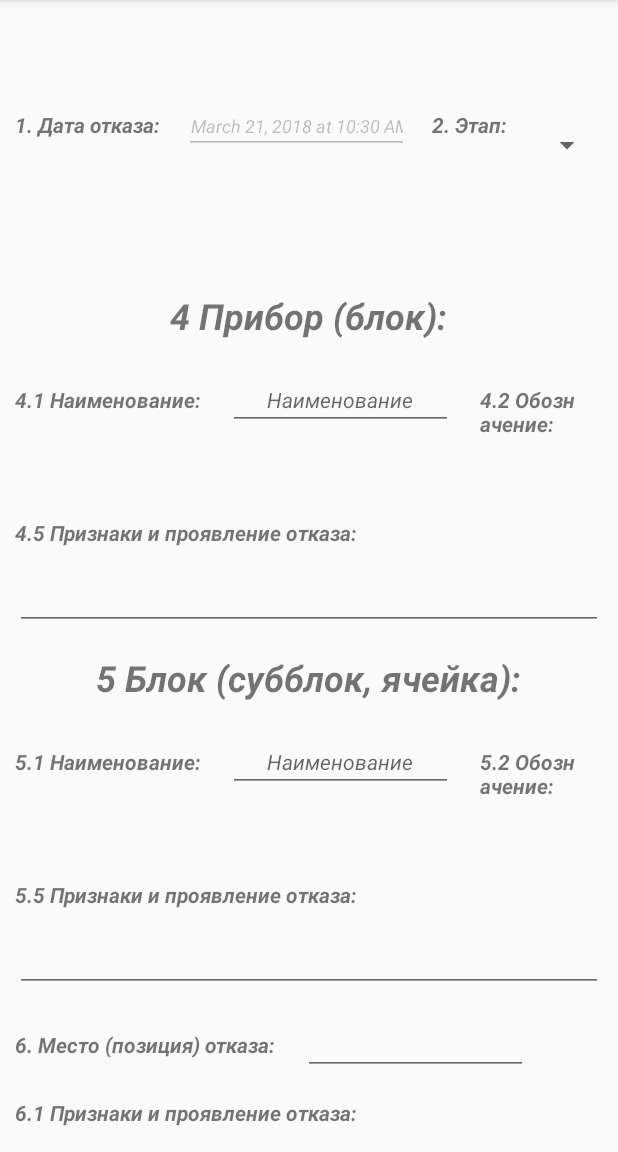
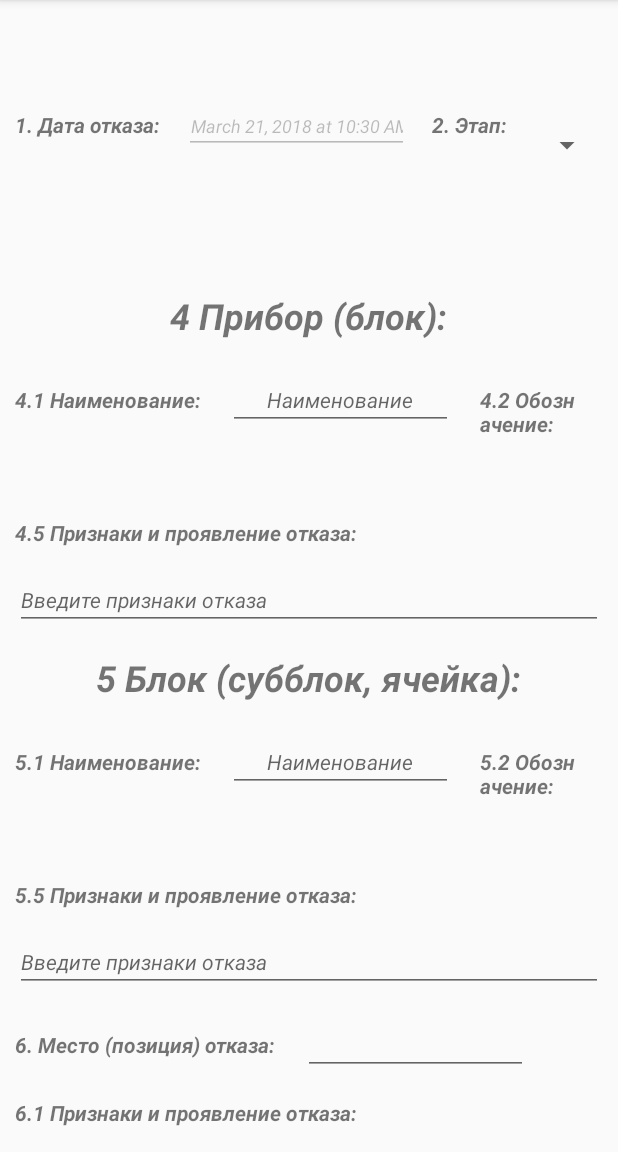
Before and after one commit to steeshock/KunForOnad, an Android app: the screen it shows after launch (MainActivity), on a phone screen of 412 x 824 dp, the part 84-1236 px from its top. Run offline under Robolectric (Android 15) with nearby library versions, the phone set to English and light mode, and no system bars.

```diff
--- a/app/src/main/java/ru/steeshock/kunforonad/MainActivity.java
+++ b/app/src/main/java/ru/steeshock/kunforonad/MainActivity.java
@@ -1,6 +1,8 @@
 package ru.steeshock.kunforonad;
 
 import android.app.DatePickerDialog;
+import android.content.DialogInterface;
+import android.support.v7.app.AlertDialog;
 import android.support.v7.app.AppCompatActivity;
 import android.os.Bundle;
 import android.text.format.DateUtils;
@@ -8,17 +10,21 @@ import android.view.View;
 import android.widget.Button;
 import android.widget.DatePicker;
 import android.widget.EditText;
+import android.widget.Spinner;
 
 import java.util.Calendar;
 
 public class MainActivity extends AppCompatActivity{
 
-    Calendar dateAndTime = Calendar.getInstance();
-    EditText etDate, et_State, et_Series, et_pName, et_pOboz, et_pNumber, et_pDesc,
+    private Calendar dateAndTime = Calendar.getInstance();
+
+    private Spinner sp_stage;
+    private EditText et_Date, et_State, et_Series, et_pName, et_pOboz, et_pNumber, et_pDesc,
             et_bName, et_bOboz, et_bNumber, et_bDesc, et_Position, et_positionDesc,
             et_el1_1, et_el2_1, et_el3_1, et_el4_1, et_el1_2, et_el2_2, et_el3_2, et_el4_2,
             et_analysisResult, et_Reason, et_Fault, et_Ai, et_Protocol;
-    Button btnClear, btnSave;
+
+    private KunRecord mKun = new KunRecord();
 
     @Override
     protected void onCreate(Bundle savedInstanceState) {
@@ -27,7 +33,7 @@ public class MainActivity extends AppCompatActivity{
 
              //INITIALIZING COMPONENTS//
 
-        etDate = findViewById(R.id.et_date);
+        et_Date = findViewById(R.id.et_date);
         et_State = findViewById(R.id.et_state);
         et_Series = findViewById(R.id.et_series);
         et_pName = findViewById(R.id.et_pName);
@@ -54,15 +60,17 @@ public class MainActivity extends AppCompatActivity{
         et_Ai = findViewById(R.id.et_Ai);
         et_Protocol = findViewById(R.id.et_Protocol);
 
-        btnClear = findViewById(R.id.clear);
-        btnSave = findViewById(R.id.save);
+        sp_stage = findViewById(R.id.sp_stage);
+
+        Button btnClear = findViewById(R.id.clear);
+        Button btnSave = findViewById(R.id.save);
 
         btnClear.setOnClickListener(mOnClearClickListener);
+        btnSave.setOnClickListener(mOnSaveClickListener);
 
         setInitialDateTime();
 
     }
-
 
     // отображаем диалоговое окно для выбора даты
     public void setDate(View v) {
@@ -77,7 +85,7 @@ public class MainActivity extends AppCompatActivity{
     private void setInitialDateTime() {
         //String editTextDateParam = dateAndTime.get(Calendar.DAY_OF_MONTH) + "." + (dateAndTime.get(Calendar.MONTH) + 1) + "." + dateAndTime.get(Calendar.YEAR);
         //etDate.setText(editTextDateParam);
-        etDate.setText(DateUtils.formatDateTime(this,
+        et_Date.setText(DateUtils.formatDateTime(this,
                 dateAndTime.getTimeInMillis(),
                 DateUtils.FORMAT_SHOW_DATE | DateUtils.FORMAT_SHOW_YEAR
                         | DateUtils.FORMAT_SHOW_TIME));
@@ -91,10 +99,55 @@ public class MainActivity extends AppCompatActivity{
             setInitialDateTime();
         }
     };
+
     // очистка всех полей ввода
     View.OnClickListener mOnClearClickListener = new View.OnClickListener() {
         @Override
         public void onClick(View v) {
+            AlertDialog.Builder builder = new AlertDialog.Builder(MainActivity.this);
+            builder.setTitle("Внимание!")
+                    .setMessage("Вся введенная информация будет удалена. Вы уверены?")
+                    .setCancelable(false)
+                    .setIcon(R.drawable.cancel)
+                    .setNegativeButton("ДА",
+                            new DialogInterface.OnClickListener() {
+                                public void onClick(DialogInterface dialog, int id) {
+                                    clearRecord();
+                                }
+                            })
+                    .setPositiveButton("НЕТ",
+                            new DialogInterface.OnClickListener() {
+                                public void onClick(DialogInterface dialog, int id) {
+                                    dialog.cancel();
+                                }
+                            });
+
+            AlertDialog alert = builder.create();
+            alert.show();
+        }
+    };
+
+    // сохранения КУНа в БД
+    View.OnClickListener mOnSaveClickListener = new View.OnClickListener() {
+        @Override
+        public void onClick(View v) {
+
+            saveRecord();
+        }
+    };
+
+    public void saveRecord () {
+
+        mKun.date = et_Date.getText().toString();
+        mKun.stage = sp_stage.getSelectedItem().toString();
+        mKun.state = et_State.getText().toString();
+        mKun.series = et_Series.getText().toString();
+
+        et_pDesc.setText(mKun.toString());
+
+    }
+
+    public void clearRecord () {
         et_State.getText().clear();
         et_Series.getText().clear();
         et_pName.getText().clear();
@@ -122,8 +175,5 @@ public class MainActivity extends AppCompatActivity{
         et_Ai.getText().clear();
         et_Protocol.getText().clear();
     }
-    };
-
-
 
 }
--- a/app/src/main/res/layout/activity_main.xml
+++ b/app/src/main/res/layout/activity_main.xml
@@ -50,7 +50,7 @@
             android:textStyle="bold|italic" />
 
         <Spinner
-            android:id="@+id/sp_state"
+            android:id="@+id/sp_stage"
             android:layout_width="wrap_content"
             android:layout_height="match_parent"
             android:entries="@array/states" />
@@ -194,7 +194,10 @@
         android:layout_width="match_parent"
         android:layout_height="40dp"
         android:layout_marginTop="15dp"
+        android:hint="@string/desc_hint"
         android:ems="10"
+        android:textSize="14sp"
+        android:textStyle="italic"
         android:inputType="textMultiLine" />
 
     <!--****************************************************************************************-->
@@ -296,6 +299,9 @@
         android:layout_height="40dp"
         android:layout_marginTop="15dp"
         android:ems="10"
+        android:textStyle="italic"
+        android:textSize="14sp"
+        android:hint="@string/desc_hint"
         android:inputType="textMultiLine" />
 
 
@@ -343,6 +349,9 @@
         android:layout_height="40dp"
         android:layout_marginTop="15dp"
         android:ems="10"
+        android:hint="@string/desc_hint"
+        android:textSize="14sp"
+        android:textStyle="italic"
         android:inputType="textMultiLine" />
 
     <!--****************************************************************************************-->
--- a/app/src/main/res/values/strings.xml
+++ b/app/src/main/res/values/strings.xml
@@ -40,6 +40,7 @@
     <string name="chk_3">Составлен акт исследования №</string>
     <string name="save">Сохранить</string>
     <string name="clear">Очистить</string>
+    <string name="desc_hint">Введите признаки отказа</string>
     <string-array name="states">
         <item>СБН</item>
         <item>БН</item>
```
Lines whose indentation alone changed are shown as unchanged.
